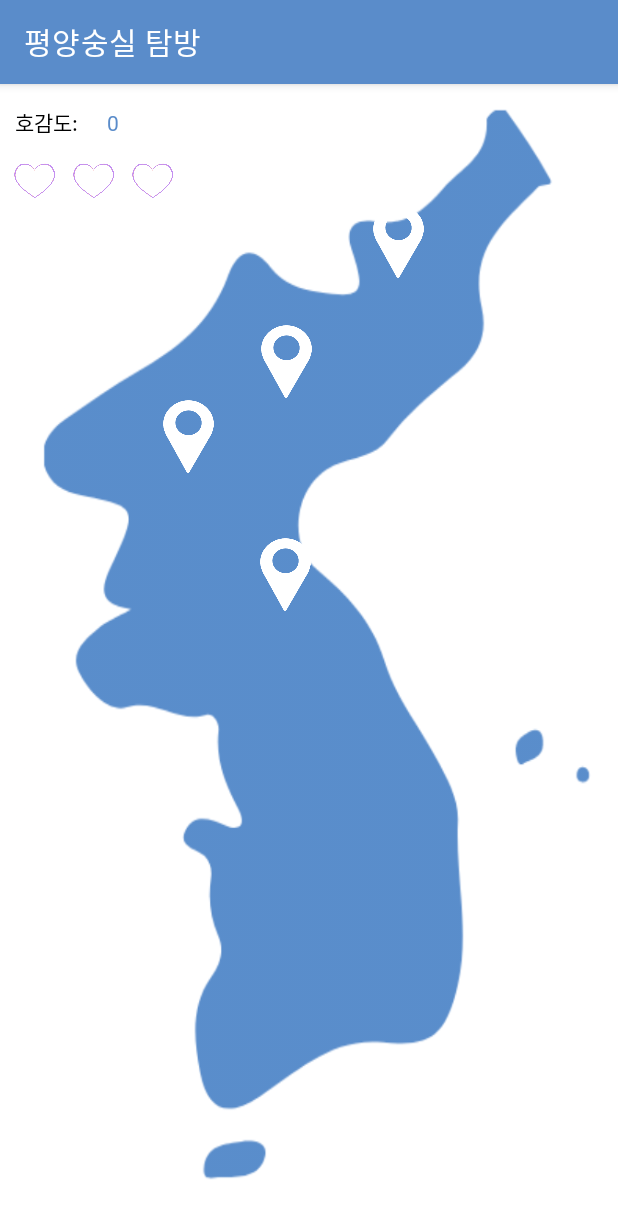
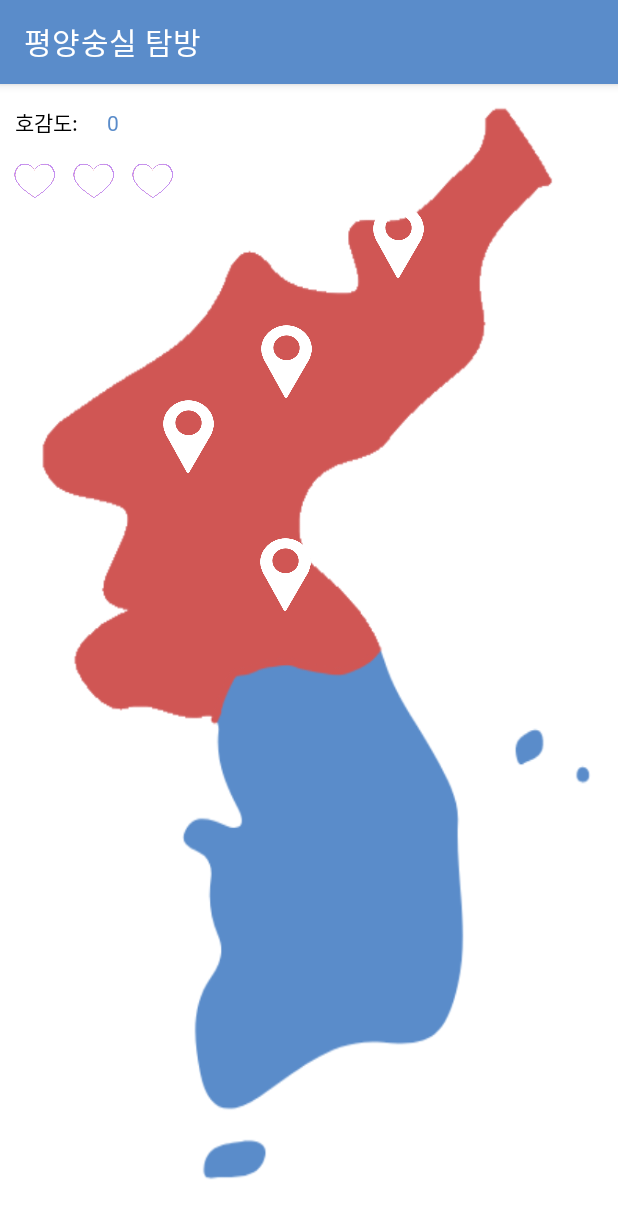
Before and after one commit to somsom13/SSU_Everything_Contest, an Android app: the screen it shows after launch (MainActivity), on a phone screen of 412 x 824 dp. Shown: the top 1219 px of the screen. Run offline under Robolectric (Android 15) with nearby library versions, the light colour scheme and no system bars.

Commit message:
[수정] activity_main.xml background 분단에서 하나되도록

```diff
--- a/app/src/main/java/com/example/ssu_everything_contest/MainActivity.java
+++ b/app/src/main/java/com/example/ssu_everything_contest/MainActivity.java
@@ -2,6 +2,7 @@ package com.example.ssu_everything_contest;
 
 import androidx.appcompat.app.AlertDialog;
 import androidx.appcompat.app.AppCompatActivity;
+import androidx.constraintlayout.widget.ConstraintLayout;
 import androidx.lifecycle.Lifecycle;
 import androidx.lifecycle.OnLifecycleEvent;
 
@@ -39,6 +40,7 @@ public class MainActivity extends AppCompatActivity {
     private TextView favoriteText,heart1,heart2,heart3;
     TextView southText,northText,foodText, cultureText;
     private String userName;
+    ConstraintLayout layout;
 
 
     @Override
@@ -53,6 +55,8 @@ public class MainActivity extends AppCompatActivity {
         heart1=findViewById(R.id.heart1);
         heart2=findViewById(R.id.heart2);
         heart3=findViewById(R.id.heart3);
+
+        layout=(ConstraintLayout)findViewById(R.id.mainBackground);
 
         /**
          * DB연결
@@ -122,7 +126,8 @@ public class MainActivity extends AppCompatActivity {
             getSupportFragmentManager().beginTransaction().replace(R.id.container, northSuccess).commit();
         }*/
 
-
+        if(favoriteGage>=100) { layout.setBackgroundResource(R.drawable.first_page_image); }
+        else {layout.setBackgroundResource(R.drawable.division); }
 
         //북쪽 로딩으로 가는 버튼
         ImageButton goNorth= (ImageButton) findViewById(R.id.northButton);
--- a/app/src/main/res/layout/activity_main.xml
+++ b/app/src/main/res/layout/activity_main.xml
@@ -4,8 +4,9 @@
     xmlns:tools="http://schemas.android.com/tools"
     android:layout_width="match_parent"
     android:layout_height="match_parent"
-    android:background="@drawable/first_page_image"
-    tools:context=".MainActivity">
+    android:background="@drawable/division"
+    tools:context=".MainActivity"
+    android:id="@+id/mainBackground">
 
 
     <LinearLayout
```
